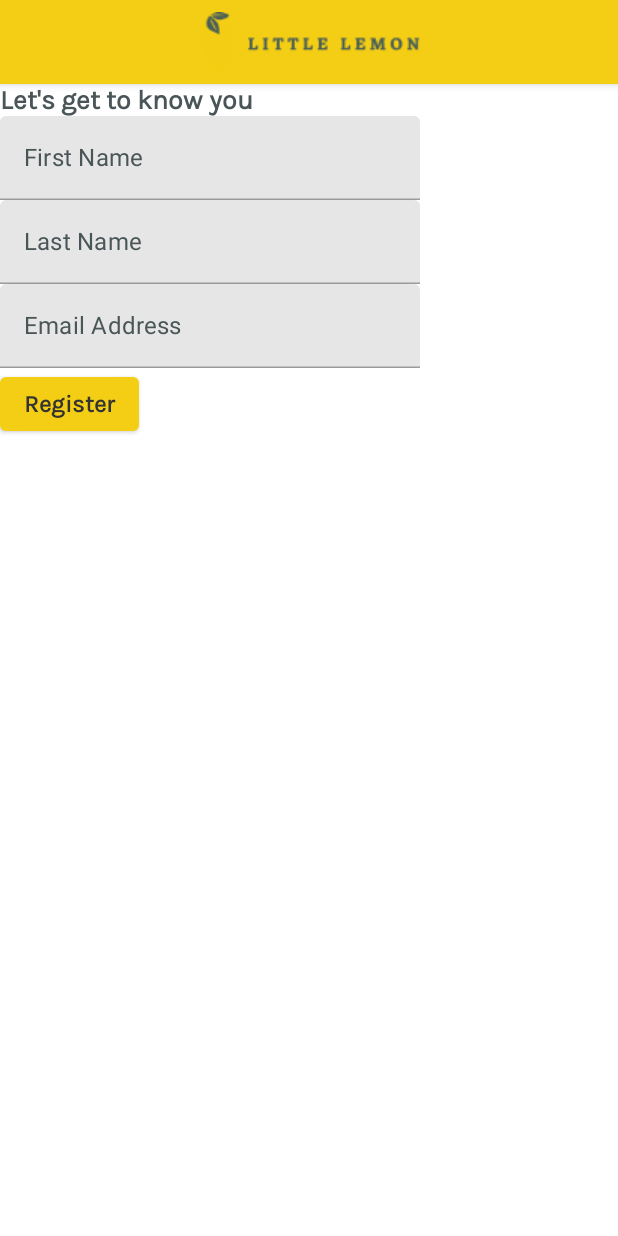
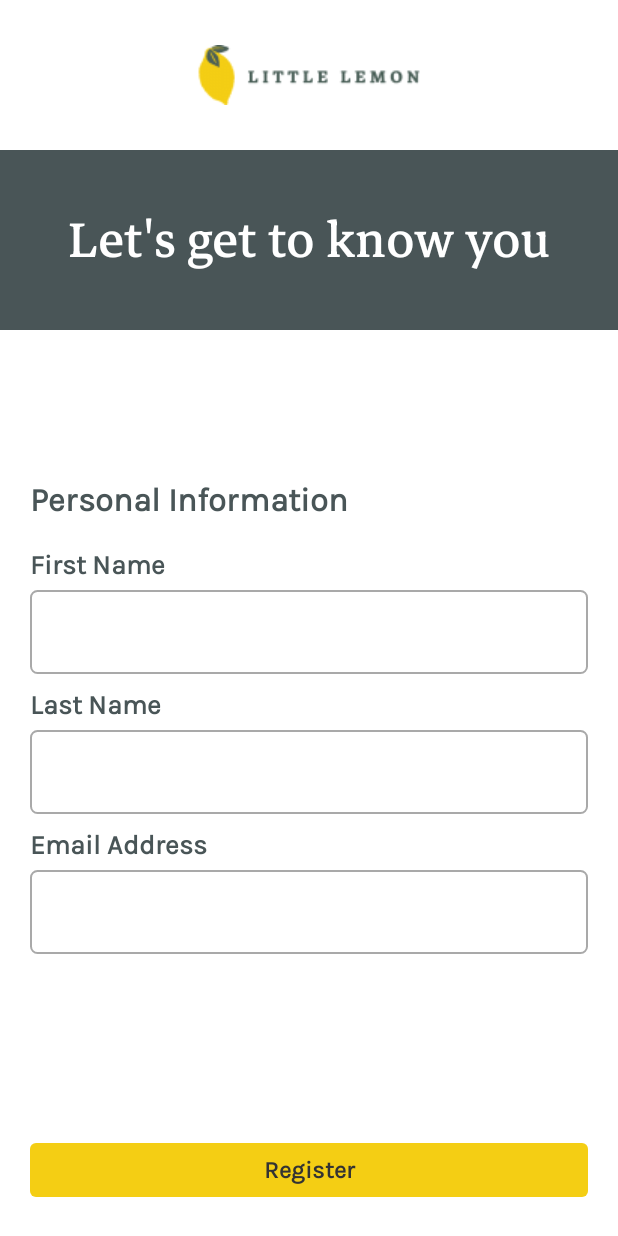
Before and after one commit to nekomaruh/little_lemon_capstone_meta_certification, an Android app built with Jetpack Compose: the Onboarding screen opened through its navigation route, on a phone screen of 412 x 824 dp. Run offline under Robolectric (Android 15) with nearby library versions, the phone set to English and light mode, and no system bars; our stand-ins replace Room's generated code, livedata-compose; libraries missing offline, so code that uses them is left out: com.bumptech.glide; 2 statements that could not run were skipped.

Commit message:
Fix onboarding screen component styles

```diff
--- a/app/src/main/java/com/example/littlelemon/NavigationComposable.kt
+++ b/app/src/main/java/com/example/littlelemon/NavigationComposable.kt
@@ -1,6 +1,5 @@
 package com.example.littlelemon
 
-import android.content.SharedPreferences
 import androidx.compose.runtime.Composable
 import androidx.compose.ui.platform.LocalContext
 import androidx.navigation.NavHostController
--- a/app/src/main/java/com/example/littlelemon/Onboarding.kt
+++ b/app/src/main/java/com/example/littlelemon/Onboarding.kt
@@ -1,48 +1,62 @@
 package com.example.littlelemon
 
 import android.annotation.SuppressLint
-import androidx.compose.foundation.Image
+import androidx.compose.foundation.background
+import androidx.compose.foundation.layout.Arrangement
+import androidx.compose.foundation.layout.Box
 import androidx.compose.foundation.layout.Column
+import androidx.compose.foundation.layout.fillMaxSize
 import androidx.compose.foundation.layout.fillMaxWidth
+import androidx.compose.foundation.layout.height
+import androidx.compose.foundation.layout.padding
+import androidx.compose.foundation.rememberScrollState
+import androidx.compose.foundation.verticalScroll
 import androidx.compose.material.AlertDialog
-import androidx.compose.material.Button
 import androidx.compose.material.Scaffold
 import androidx.compose.material.Text
 import androidx.compose.material.TextButton
-import androidx.compose.material.TextField
-import androidx.compose.material.TopAppBar
 import androidx.compose.runtime.Composable
 import androidx.compose.runtime.mutableStateOf
 import androidx.compose.runtime.remember
+import androidx.compose.ui.Alignment
 import androidx.compose.ui.Modifier
 import androidx.compose.ui.platform.LocalContext
-import androidx.compose.ui.res.painterResource
+import androidx.compose.ui.text.font.FontWeight
+import androidx.compose.ui.unit.dp
+import androidx.compose.ui.unit.sp
 import androidx.navigation.NavController
 import androidx.preference.PreferenceManager
+import com.example.littlelemon.ui.component.LemonButton
+import com.example.littlelemon.ui.component.LemonHeader
+import com.example.littlelemon.ui.component.LemonTextField
+import com.example.littlelemon.ui.component.TextH2
+import com.example.littlelemon.ui.theme.LemonDarkGreen
 
 
 @SuppressLint("UnusedMaterialScaffoldPaddingParameter")
 @Composable
 fun Onboarding(navController: NavController) {
     Scaffold(
-        topBar = { Header() }
+        topBar = { LemonHeader() }
     ) {
         Content(navController)
     }
 }
 
+enum class DialogState { Disabled, Success, Error }
+
 @Composable
-private fun Header() {
-    TopAppBar {
-        Image(
-            painter = painterResource(id = R.drawable.logo),
-            contentDescription = "",
-            modifier = Modifier.fillMaxWidth()
-        )
+fun GreenHeader() {
+    Box(
+        modifier = Modifier
+            .fillMaxWidth()
+            .height(120.dp)
+            .background(color = LemonDarkGreen),
+        contentAlignment = Alignment.Center
+    ) {
+        TextH2(text = "Let's get to know you")
     }
 }
-
-enum class DialogState { Disabled, Success, Error }
 
 @Composable
 private fun Content(navController: NavController) {
@@ -50,35 +64,49 @@ private fun Content(navController: NavController) {
     val lastName = remember { mutableStateOf("") }
     val email = remember { mutableStateOf("") }
     val dialogState = remember { mutableStateOf(DialogState.Disabled) }
-    Column {
-        Text(text = "Let's get to know you")
-        TextField(
-            value = firstName.value,
-            label = { Text(text = "First Name") },
-            onValueChange = { firstName.value = it }
+    Column(
+        modifier = Modifier
+            .fillMaxSize()
+            .verticalScroll(rememberScrollState()),
+        verticalArrangement = Arrangement.SpaceBetween
+    ) {
+        GreenHeader()
+        Column(
+            modifier = Modifier.padding(all = 20.dp)
+        ) {
+
+            Text(
+                text = "Personal Information",
+                fontWeight = FontWeight.Bold,
+                fontSize = 22.sp
             )
-        TextField(
-            value = lastName.value,
-            label = { Text(text = "Last Name") },
-            onValueChange = { lastName.value = it }
-        )
-        TextField(
-            value = email.value,
-            label = { Text(text = "Email Address") },
-            onValueChange = { email.value = it }
-        )
-        Button(onClick = {
-            if (firstName.value.isBlank() &&
-                lastName.value.isBlank() &&
-                email.value.isBlank()
-            ) {
-                dialogState.value = DialogState.Error
-            } else {
-                dialogState.value = DialogState.Success
-            }
-        }) {
-            Text(text = "Register")
-        }
+
+            Box(modifier = Modifier.height(20.dp))
+
+            Text(text = "First Name")
+            Box(modifier = Modifier.height(6.dp))
+            LemonTextField(
+                hint = "",
+                value = firstName.value
+            ) { firstName.value = it }
+
+            Box(modifier = Modifier.height(10.dp))
+
+            Text(text = "Last Name")
+            Box(modifier = Modifier.height(6.dp))
+            LemonTextField(
+                hint = "",
+                value = lastName.value
+            ) { lastName.value = it }
+
+            Box(modifier = Modifier.height(10.dp))
+
+            Text(text = "Email Address")
+            Box(modifier = Modifier.height(6.dp))
+            LemonTextField(
+                hint = "",
+                value = email.value
+            ) { email.value = it }
 
             when (dialogState.value) {
                 DialogState.Disabled -> {}
@@ -103,6 +131,15 @@ private fun Content(navController: NavController) {
                 }
             }
         }
+        LemonButton(text = "Register") {
+            if (firstName.value.isBlank() &&
+                lastName.value.isBlank() &&
+                email.value.isBlank()
+            ) dialogState.value = DialogState.Error
+            else dialogState.value = DialogState.Success
+        }
+
+    }
 }
 
 @Composable
--- a/app/src/main/java/com/example/littlelemon/ui/component/LemonTextField.kt
+++ b/app/src/main/java/com/example/littlelemon/ui/component/LemonTextField.kt
@@ -4,6 +4,7 @@ import androidx.compose.foundation.layout.fillMaxWidth
 import androidx.compose.foundation.shape.RoundedCornerShape
 import androidx.compose.foundation.text.KeyboardActions
 import androidx.compose.material.Icon
+import androidx.compose.material.OutlinedTextField
 import androidx.compose.material.Text
 import androidx.compose.material.TextField
 import androidx.compose.material.TextFieldDefaults
@@ -39,14 +40,20 @@ private fun LemonTextFieldColors(
     focusedLabelColor = LemonDarkGreen
 )
 
+@OptIn(ExperimentalComposeUiApi::class)
 @Composable
 fun LemonTextField(hint: String, value: String, onChange: (text: String) -> Unit) {
-    TextField(
+    val keyboardController = LocalSoftwareKeyboardController.current
+
+    OutlinedTextField(
         value = value,
         onValueChange = onChange,
         colors = LemonTextFieldColors(),
+        singleLine = true,
         shape = RoundedCornerShape(5.dp),
         modifier = Modifier.fillMaxWidth(),
+        keyboardActions = KeyboardActions(
+            onDone = { keyboardController?.hide() }),
         placeholder = { Text(hint) },
     )
 }
```
Lines whose indentation alone changed are shown as unchanged.
